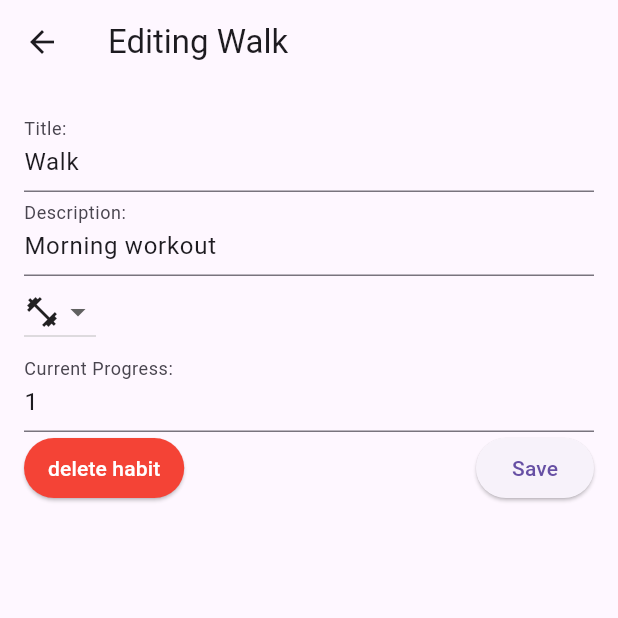
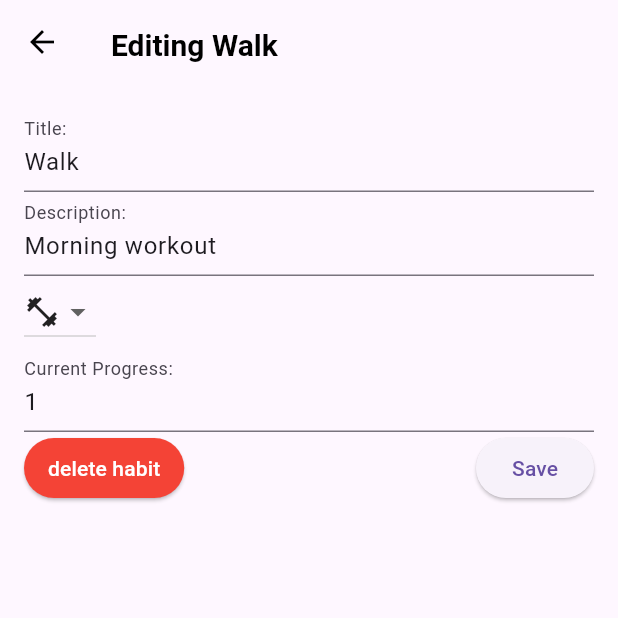
Before and after one commit to FloC0ding/HCI_habit_tracker, a Flutter app: the screen it shows after launch, after a tap on "Walk", after a tap on the "more vert" icon, on a phone screen of 412 x 824 dp, the top half of it. Run offline on Flutter 3.47's test engine with Material 3 defaults, Android fonts, the phone set to English and light mode, and no system bars; Roboto replaces fonts that are missing (SFProDisplay).

Commit message:
nicer formating

```diff
--- a/App 1/lib/main.dart
+++ b/App 1/lib/main.dart
@@ -138,6 +138,7 @@ class _HabitTrackerPageState extends State<HabitTrackerPage> {
     ]);
 
     _habits.addAll(_originalHabits);
+
     oldHabits.addAll(_originalHabits);
   }
 
@@ -271,34 +272,82 @@ class _HabitTrackerPageState extends State<HabitTrackerPage> {
   Widget build(BuildContext context) {
     return Scaffold(
       appBar: AppBar(
-        title: const Text('Habit Tracker'),
+        backgroundColor: Colors.transparent,
+        elevation: 0,
+        title: Padding(
+          padding: const EdgeInsets.only(
+              top: 30, bottom: 10), // Adjust top and bottom padding
+          child: Text(
+            'Habits',
+            style: TextStyle(
+              color: Colors.black,
+              fontSize: 30.0,
+              fontWeight: FontWeight.bold,
+              fontFamily: 'SFProDisplay',
+            ),
+          ),
+        ),
       ),
       body: Column(
         children: [
-          TextField(
+          Padding(
+            padding: const EdgeInsets.symmetric(
+                vertical: 10, horizontal: 16), // Adjust vertical padding
+            child: Container(
+              width: 370.0,
+              height: 35,
+              child: TextField(
                 controller: _searchController,
                 onChanged: (value) {
                   _filterSearchResults(value);
                 },
-            decoration: const InputDecoration(
-              labelText: 'Search',
+                decoration: InputDecoration(
                   hintText: 'Search habits...',
-              prefixIcon: Icon(Icons.search),
+                  alignLabelWithHint: true,
+                  prefixIcon: Icon(
+                    Icons.search,
+                    color: Colors.grey,
+                  ),
+                  filled: true,
+                  fillColor: const Color.fromARGB(255, 229, 229, 229),
+                  contentPadding:
+                      EdgeInsets.symmetric(vertical: 0.0, horizontal: 12.0),
+                  border: OutlineInputBorder(
+                    borderRadius: BorderRadius.circular(8.0),
+                    borderSide: BorderSide.none,
+                  ),
+                  focusedBorder: OutlineInputBorder(
+                    borderRadius: BorderRadius.circular(8.0),
+                    borderSide: BorderSide.none,
+                  ),
+                  enabledBorder: OutlineInputBorder(
+                    borderRadius: BorderRadius.circular(8.0),
+                    borderSide: BorderSide.none,
+                  ),
+                  // Other customization properties
                 ),
               ),
+            ),
+          ),
+          SizedBox(height: 7), // Add space between search bar and habit cards
           Expanded(
             child: ListView.builder(
               itemCount: (_habits.length / 2).ceil(),
               itemBuilder: (context, index) {
                 int leftIndex = index * 2;
                 int rightIndex = (index * 2) + 1;
-                return Row(
+                return Padding(
+                  padding: const EdgeInsets.symmetric(
+                      horizontal: 8.0,
+                      vertical: 4), // Adjust the horizontal padding
+                  child: Row(
                     children: [
                       if (leftIndex < _habits.length)
                         _buildHabitCard(_habits[leftIndex]),
                       if (rightIndex < _habits.length)
                         _buildHabitCard(_habits[rightIndex]),
                     ],
+                  ),
                 );
               },
             ),
@@ -651,7 +700,31 @@ class _DetailsPageState extends State<DetailsPage> {
   Widget build(BuildContext context) {
     return Scaffold(
       appBar: AppBar(
-        title: Text('Editing ${widget.habit.title}'),
+        backgroundColor: Colors.transparent,
+        elevation: 0,
+        leading: IconButton(
+          icon: Icon(Icons.arrow_back,
+              color: Colors.black), // Set the color to black
+          onPressed: () {
+            Navigator.pop(context); // Add the navigation action you need
+          },
+        ),
+        title: Padding(
+          padding: const EdgeInsets.only(
+            top: 3,
+            bottom: 0,
+            left: 2.0, // Add left padding to separate the arrow icon
+          ),
+          child: Text(
+            ('Editing ${widget.habit.title}'),
+            style: TextStyle(
+              color: Colors.black,
+              fontSize: 20.0,
+              fontWeight: FontWeight.bold,
+              fontFamily: 'SFProDisplay',
+            ),
+          ),
+        ),
       ),
       body: Padding(
         padding: const EdgeInsets.all(16.0),
```
Also changed, not shown: 2 other files. Lines whose indentation alone changed are shown as unchanged.
